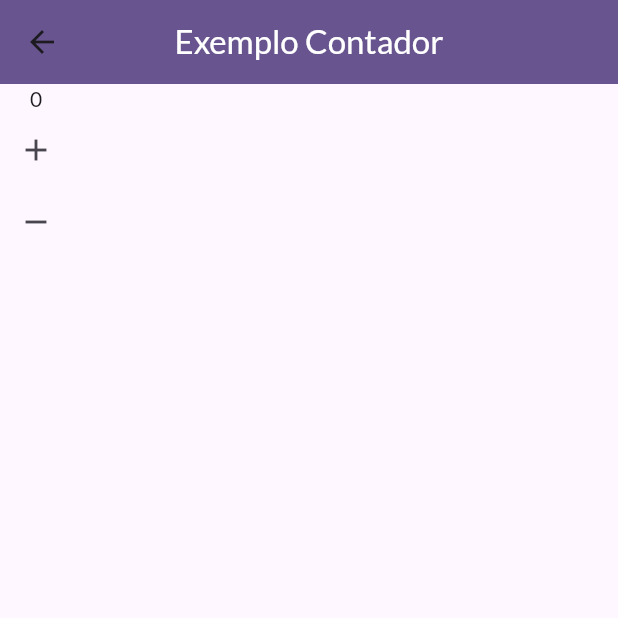
After one commit to beto-luis/shop, a Flutter app: the CounterPage screen opened directly, after a tap on the "add" icon, on a phone screen of 412 x 824 dp, the top half of it. The commit adds this screen. Run offline on Flutter 3.47's test engine with Material 3 defaults, Android fonts, the phone set to English and light mode, and no system bars; network calls fail.

Commit message:
Inherited Widget, exemplo na prática

```diff
--- a/lib/main.dart
+++ b/lib/main.dart
@@ -1,4 +1,5 @@
 import 'package:flutter/material.dart';
+import 'package:shop/pages/counter_page.dart';
 import 'package:shop/pages/product_detail_page.dart';
 import 'package:shop/pages/products_overview_page.dart';
 import 'package:shop/utils/app_routes.dart';
@@ -23,7 +24,7 @@ class MyApp extends StatelessWidget {
       ),
       home: ProductsOverviewPage(),
       routes: {
-        AppRoutes.productDetail: (ctx) => ProductDetailPage()
+        AppRoutes.productDetail: (ctx) => const ProductDetailPage()
       },
       debugShowCheckedModeBanner: false,
     );
--- /dev/null
+++ b/lib/pages/counter_page.dart
@@ -0,0 +1,50 @@
+import 'package:flutter/material.dart';
+import 'package:shop/providers/counter.dart';
+
+class CounterPage extends StatefulWidget {
+  const CounterPage({super.key});
+
+  @override
+  State<CounterPage> createState() => _CounterPageState();
+}
+
+class _CounterPageState extends State<CounterPage> {
+  @override
+  Widget build(BuildContext context) {
+    final provider = CounterProvider.of(context);
+    return Scaffold(
+      appBar: AppBar(
+        centerTitle: true,
+        backgroundColor: Theme.of(context).colorScheme.primary,
+        title: const Text(
+          'Exemplo Contador',
+          style: TextStyle(color: Colors.white),
+        ),
+      ),
+      body: Column(
+        children: [
+          Text(CounterProvider.of(context)?.state.value.toString() ?? '0'),
+          IconButton(
+            onPressed: () {
+              setState(() {
+                provider?.state.inc();
+              });
+
+              print(provider?.state.value);
+            },
+            icon: Icon(Icons.add),
+          ),
+          IconButton(
+            onPressed: () {
+              setState(() {
+                provider?.state.dec();
+              });
+              print(provider?.state.value);
+            },
+            icon: Icon(Icons.remove),
+          ),
+        ],
+      ),
+    );
+  }
+}
--- /dev/null
+++ b/lib/providers/counter.dart
@@ -0,0 +1,27 @@
+import 'package:flutter/material.dart';
+
+class CounterState {
+  int _value = 0;
+
+  void inc() => _value++;
+  void dec() => _value--;
+  int get value => _value;
+
+  bool diff(CounterState old) {
+    return old._value != _value;
+  }
+}
+
+class CounterProvider extends InheritedWidget {
+  final CounterState state = CounterState();
+  CounterProvider({super.key, required Widget child}) : super(child: child);
+
+  static CounterProvider? of(BuildContext context) {
+    return context.dependOnInheritedWidgetOfExactType<CounterProvider>();
+  }
+
+  @override
+  bool updateShouldNotify(covariant CounterProvider oldWidget) {
+    return oldWidget.state.diff(state);
+  }
+}
```
